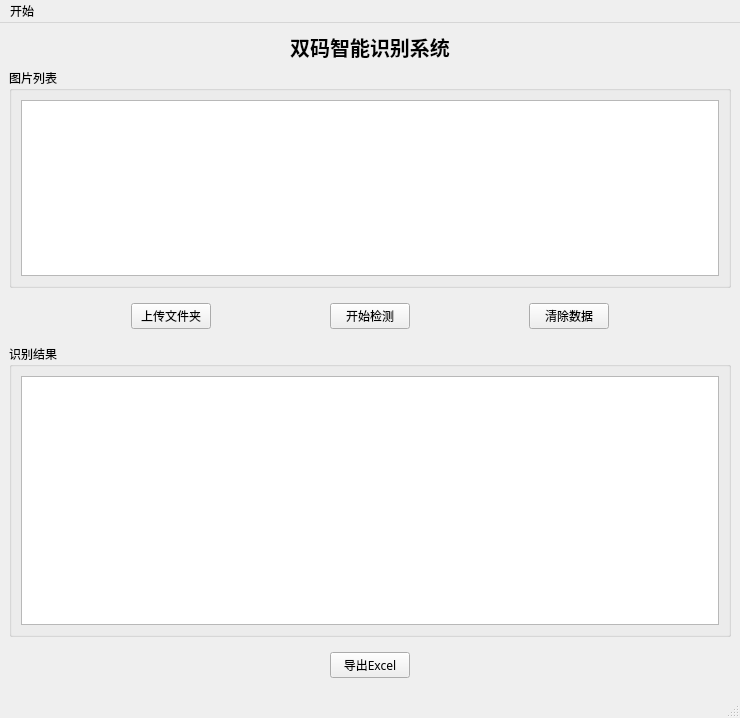
Before: the Qt Designer form mainwindow.ui in lxh719166/-, drawn with Qt 5.
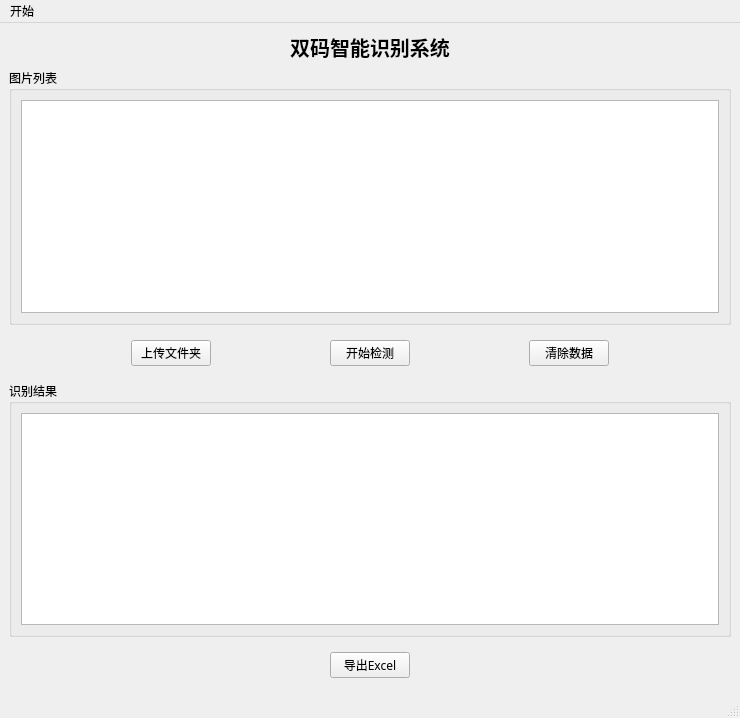
After: the same form once the commit is applied. Custom widgets are drawn as their Qt base class.

The edit to the form file:
```diff
--- a/mainwindow.ui
+++ b/mainwindow.ui
@@ -14,7 +14,7 @@
    <string>MainWindow</string>
   </property>
   <widget class="QWidget" name="centralwidget">
-   <layout class="QVBoxLayout" name="verticalLayout" stretch="0,3,0,4,0">
+   <layout class="QVBoxLayout" name="verticalLayout" stretch="0,4,0,4,0">
     <item>
      <widget class="QLabel" name="label">
       <property name="sizePolicy">
```
Left out of the diff: 2 changed lines with no effect on the pictures.
